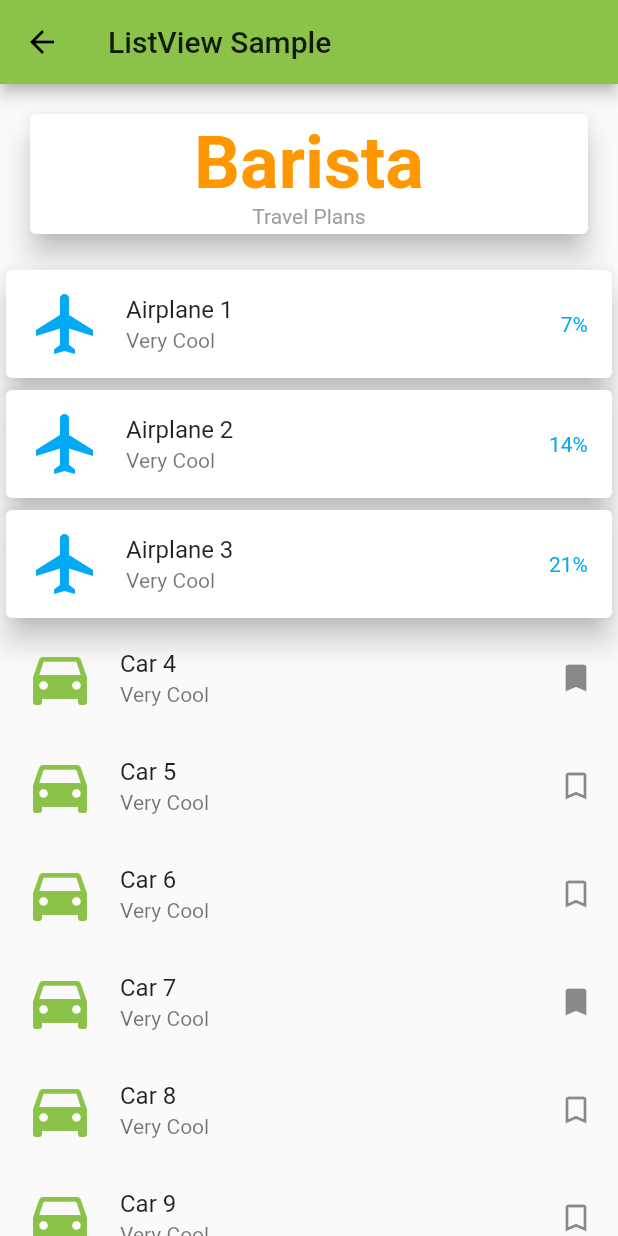
After one commit to mauriiciobarbosa/flutterbook, a Flutter app: the ListViewSample screen opened directly, on a phone screen of 412 x 824 dp. The commit adds this screen. Run offline on Flutter 3.47's test engine with Material 2 defaults, Android fonts, the phone set to English and light mode, and no system bars.

Commit message:
adding card and listview samples.

```diff
--- a/lib/home.dart
+++ b/lib/home.dart
@@ -1,20 +1,22 @@
-import 'package:ch4_starter_exercise/widgets/chapter_4.dart';
-import 'package:ch4_starter_exercise/widgets/chapter_5.dart';
-import 'package:ch4_starter_exercise/widgets/chapter_5_form_validator.dart';
-import 'package:ch4_starter_exercise/widgets/chapter_6_orientation.dart';
-import 'package:ch4_starter_exercise/widgets/chapter_8_bottom_app_bar_navigation.dart';
-import 'package:ch4_starter_exercise/widgets/chapter_8_drawer_left.dart';
-import 'package:ch4_starter_exercise/widgets/chapter_8_drawer_right.dart';
-import 'package:ch4_starter_exercise/widgets/chapter_8_hero_animation.dart';
-import 'package:ch4_starter_exercise/widgets/chapter_8_navigator.dart';
-import 'package:ch4_starter_exercise/widgets/chapter_8_tabbar_bottom.dart';
-import 'package:ch4_starter_exercise/widgets/chapter_8_tabbar_top.dart';
 import 'package:flutter/material.dart';
 
+import 'widgets/chapter_4.dart';
+import 'widgets/chapter_5.dart';
+import 'widgets/chapter_5_form_validator.dart';
+import 'widgets/chapter_6_orientation.dart';
 import 'widgets/chapter_7_animated_ballon.dart';
 import 'widgets/chapter_7_animated_container.dart';
 import 'widgets/chapter_7_staggered_animated_ballon.dart';
+import 'widgets/chapter_8_bottom_app_bar_navigation.dart';
 import 'widgets/chapter_8_bottom_bar_navigation.dart';
+import 'widgets/chapter_8_drawer_left.dart';
+import 'widgets/chapter_8_drawer_right.dart';
+import 'widgets/chapter_8_hero_animation.dart';
+import 'widgets/chapter_8_navigator.dart';
+import 'widgets/chapter_8_tabbar_bottom.dart';
+import 'widgets/chapter_8_tabbar_top.dart';
+import 'widgets/chapter_9_card.dart';
+import 'widgets/chapter_9_list_view.dart';
 
 class Home extends StatelessWidget {
   final List<_Item> items = [
@@ -33,6 +35,8 @@ class Home extends StatelessWidget {
     _Item('Chapter 8 - TabBar Top', TabBarTopSample()),
     _Item('Chapter 8 - Drawer Left', DrawerLeftSample()),
     _Item('Chapter 8 - Drawer Right', DrawerRightSample()),
+    _Item('Chapter 9 - Card', CardSample()),
+    _Item('Chapter 9 - ListView', ListViewSample()),
   ];
 
   @override
--- /dev/null
+++ b/lib/widgets/chapter_9_list_view.dart
@@ -0,0 +1,105 @@
+import 'package:flutter/material.dart';
+
+class ListViewSample extends StatelessWidget {
+  @override
+  Widget build(BuildContext context) {
+    return Scaffold(
+      appBar: AppBar(
+        title: Text('ListView Sample'),
+      ),
+      body: SafeArea(
+        child: ListView.builder(
+          itemCount: 20,
+          itemBuilder: (context, index) {
+            print('Building item for index $index');
+            if (index == 0) {
+              return _HeaderWidget();
+            } else if (index >= 1 && index <= 3) {
+              return _RowWithCardWidget(index: index);
+            } else {
+              return _RowWidget(index: index);
+            }
+          },
+        ),
+      ),
+    );
+  }
+}
+
+class _HeaderWidget extends StatelessWidget {
+  @override
+  Widget build(BuildContext context) {
+    return Container(
+      padding: EdgeInsets.all(16),
+      height: 120,
+      child: Card(
+        elevation: 8,
+        child: Column(
+          mainAxisAlignment: MainAxisAlignment.center,
+          children: [
+            Text(
+              'Barista',
+              textAlign: TextAlign.center,
+              style: TextStyle(
+                fontWeight: FontWeight.bold,
+                fontSize: 48,
+                color: Colors.orange,
+              ),
+            ),
+            Text(
+              'Travel Plans',
+              textAlign: TextAlign.center,
+              style: TextStyle(
+                color: Colors.grey,
+              ),
+            ),
+          ],
+        ),
+      ),
+    );
+  }
+}
+
+class _RowWithCardWidget extends StatelessWidget {
+  _RowWithCardWidget({required this.index});
+
+  final int index;
+
+  @override
+  Widget build(BuildContext context) {
+    return Card(
+      elevation: 8,
+      child: ListTile(
+        leading: Icon(Icons.flight, size: 48, color: Colors.lightBlue),
+        title: Text('Airplane $index'),
+        subtitle: Text('Very Cool'),
+        trailing: Text(
+          '${7 * index}%',
+          style: TextStyle(color: Colors.lightBlue),
+        ),
+        // selected: true,
+        onTap: () => print('Tapped on Row $index'),
+      ),
+    );
+  }
+}
+
+class _RowWidget extends StatelessWidget {
+  _RowWidget({required this.index});
+
+  final int index;
+
+  @override
+  Widget build(BuildContext context) {
+    return ListTile(
+      leading: Icon(Icons.directions_car, size: 48, color: Colors.lightGreen),
+      title: Text('Car $index'),
+      subtitle: Text('Very Cool'),
+      trailing: (index % 3).isEven
+          ? Icon(Icons.bookmark_border)
+          : Icon(Icons.bookmark),
+      selected: false,
+      onTap: () => print('Tapped on Row $index'),
+    );
+  }
+}
```
Also changed, not shown: lib/pages/card_widget.dart (added, +50 -0 lines), lib/widgets/chapter_9_card.dart (added, +39 -0 lines).
